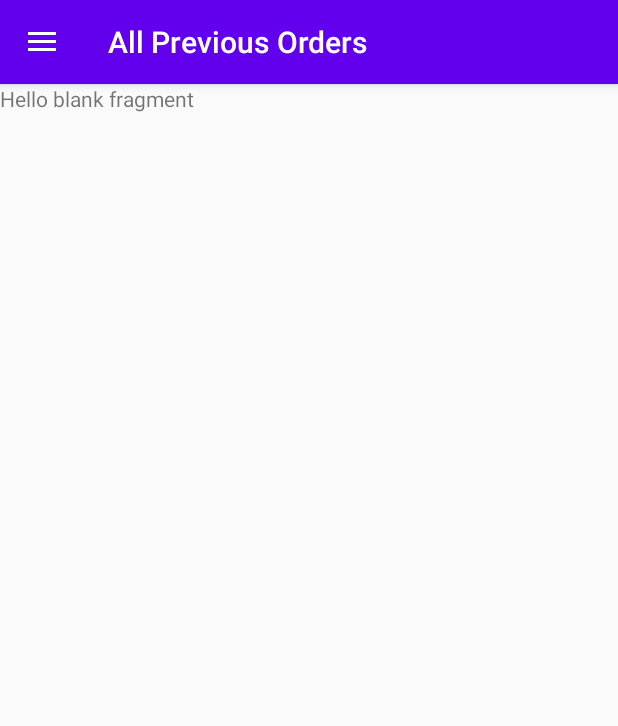
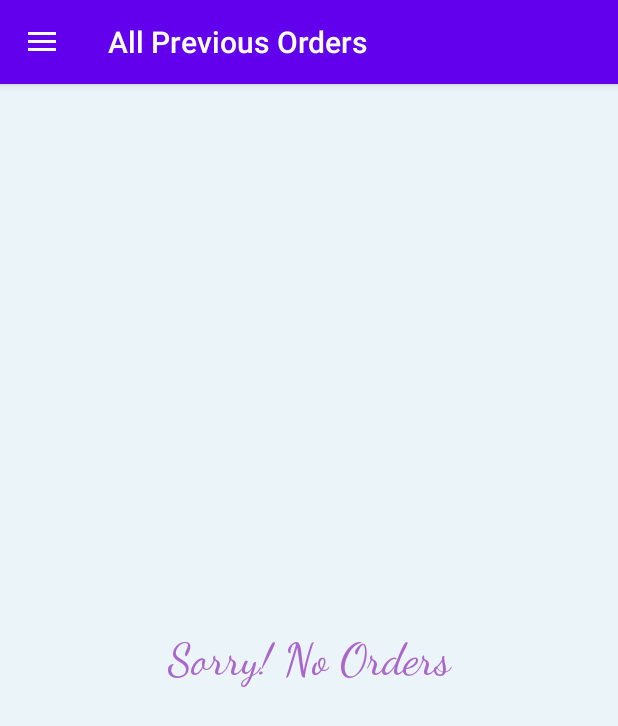
Before and after one commit to anantkataria/Fruitwala-Admin, an Android app: the AllPreviousOrdersFragment screen opened through its navigation route, on a phone screen of 412 x 824 dp. Shown: the top 726 px of the screen. Run offline under Robolectric (Android 15) with nearby library versions, the phone set to English and light mode, and no system bars; our stand-ins replace Firebase (no records; nobody signed in at launch, a user with empty details on screens opened directly), Room's generated code, navigation-ui.

Commit message:
Added Local Database For Storing All Orders Processed

```diff
--- a/app/build.gradle
+++ b/app/build.gradle
@@ -35,10 +35,14 @@ dependencies {
     androidTestImplementation 'androidx.test.espresso:espresso-core:3.2.0'
 
     implementation 'com.google.android.material:material:1.1.0'
+
     implementation 'androidx.navigation:navigation-fragment:2.2.1'
     implementation 'androidx.navigation:navigation-ui:2.2.1'
 
     implementation "androidx.recyclerview:recyclerview:1.1.0"
 
     implementation 'com.google.firebase:firebase-database:19.2.1'
+
+    implementation 'androidx.room:room-runtime:2.2.5'
+    annotationProcessor 'androidx.room:room-compiler:2.2.5'
 }
--- a/app/src/main/java/com/anantdevelopers/adminswipesinalpha2/AllPreviousOrdersFragment/AllPreviousOrdersFragment.java
+++ b/app/src/main/java/com/anantdevelopers/adminswipesinalpha2/AllPreviousOrdersFragment/AllPreviousOrdersFragment.java
@@ -3,64 +3,72 @@ package com.anantdevelopers.adminswipesinalpha2.AllPreviousOrdersFragment;
 import android.os.Bundle;
 
 import androidx.fragment.app.Fragment;
+import androidx.lifecycle.Observer;
+import androidx.lifecycle.ViewModelProvider;
+import androidx.recyclerview.widget.LinearLayoutManager;
+import androidx.recyclerview.widget.RecyclerView;
 
 import android.view.LayoutInflater;
 import android.view.View;
 import android.view.ViewGroup;
+import android.widget.ProgressBar;
+import android.widget.TextView;
 
+import com.anantdevelopers.adminswipesinalpha2.AllPreviousOrdersFragment.LocalDatabase.AllPreviousOrdersAdapter;
+import com.anantdevelopers.adminswipesinalpha2.AllPreviousOrdersFragment.LocalDatabase.AllPreviousOrdersViewModel;
+import com.anantdevelopers.adminswipesinalpha2.AllPreviousOrdersFragment.LocalDatabase.DatabaseNode;
 import com.anantdevelopers.adminswipesinalpha2.R;
 
+import java.util.List;
 
-/**
- * A simple {@link Fragment} subclass.
- * Use the {@link AllPreviousOrdersFragment#newInstance} factory method to
- * create an instance of this fragment.
- */
 public class AllPreviousOrdersFragment extends Fragment {
-     // TODO: Rename parameter arguments, choose names that match
-     // the fragment initialization parameters, e.g. ARG_ITEM_NUMBER
-     private static final String ARG_PARAM1 = "param1";
-     private static final String ARG_PARAM2 = "param2";
 
-     // TODO: Rename and change types of parameters
-     private String mParam1;
-     private String mParam2;
+     private TextView noOrdersTxt;
+     private ProgressBar progressBar;
+     private RecyclerView recyclerView;
+     private AllPreviousOrdersAdapter adapter;
+     private AllPreviousOrdersViewModel viewModel;
 
      public AllPreviousOrdersFragment() {
           // Required empty public constructor
      }
 
-     /**
-      * Use this factory method to create a new instance of
-      * this fragment using the provided parameters.
-      *
-      * @param param1 Parameter 1.
-      * @param param2 Parameter 2.
-      * @return A new instance of fragment AllPreviousOrdersFragment.
-      */
-     // TODO: Rename and change types and number of parameters
-     public static AllPreviousOrdersFragment newInstance(String param1, String param2) {
-          AllPreviousOrdersFragment fragment = new AllPreviousOrdersFragment();
-          Bundle args = new Bundle();
-          args.putString(ARG_PARAM1, param1);
-          args.putString(ARG_PARAM2, param2);
-          fragment.setArguments(args);
-          return fragment;
-     }
-
      @Override
      public void onCreate(Bundle savedInstanceState) {
           super.onCreate(savedInstanceState);
-          if (getArguments() != null) {
-               mParam1 = getArguments().getString(ARG_PARAM1);
-               mParam2 = getArguments().getString(ARG_PARAM2);
-          }
+          viewModel = new ViewModelProvider(this).get(AllPreviousOrdersViewModel.class);
      }
 
      @Override
      public View onCreateView(LayoutInflater inflater, ViewGroup container,
                               Bundle savedInstanceState) {
           // Inflate the layout for this fragment
-          return inflater.inflate(R.layout.fragment_all_previous_orders, container, false);
+          View v = inflater.inflate(R.layout.fragment_all_previous_orders, container, false);
+
+          noOrdersTxt = v.findViewById(R.id.noOrdersTxt);
+          progressBar = v.findViewById(R.id.progressBar);
+          recyclerView = v.findViewById(R.id.recyclerViewForPreviousOrders);
+          adapter = new AllPreviousOrdersAdapter();
+
+          recyclerView.setAdapter(adapter);
+          recyclerView.setLayoutManager(new LinearLayoutManager(getContext()));
+
+          viewModel.getAllPreviousOrders().observe(getViewLifecycleOwner(), new Observer<List<DatabaseNode>>() {
+               @Override
+               public void onChanged(List<DatabaseNode> databaseNodes) {
+                    if(databaseNodes.isEmpty()){
+                         noOrdersTxt.setVisibility(View.VISIBLE);
+                    }
+                    else {
+                         recyclerView.setVisibility(View.VISIBLE);
+                         adapter.setAllPreviousOrders(databaseNodes);
+                         noOrdersTxt.setVisibility(View.GONE);
+                    }
+
+                    progressBar.setVisibility(View.GONE);
+               }
+          });
+
+          return v;
      }
 }
--- /dev/null
+++ b/app/src/main/java/com/anantdevelopers/adminswipesinalpha2/AllPreviousOrdersFragment/LocalDatabase/AllPreviousOrdersDao.java
@@ -0,0 +1,26 @@
+package com.anantdevelopers.adminswipesinalpha2.AllPreviousOrdersFragment.LocalDatabase;
+
+import androidx.lifecycle.LiveData;
+import androidx.room.Dao;
+import androidx.room.Delete;
+import androidx.room.Insert;
+import androidx.room.Query;
+
+import java.util.List;
+
+@Dao
+public interface AllPreviousOrdersDao {
+
+     @Insert
+     void insert(DatabaseNode node);
+
+     @Delete
+     void delete(DatabaseNode node);
+
+     @Query("DELETE FROM all_previous_orders_database")
+     void deleteAll();
+
+     @Query("SELECT * FROM all_previous_orders_database")
+     LiveData<List<DatabaseNode>> getAllOrders();
+
+}
--- /dev/null
+++ b/app/src/main/java/com/anantdevelopers/adminswipesinalpha2/AllPreviousOrdersFragment/LocalDatabase/AllPreviousOrdersDatabase.java
@@ -0,0 +1,24 @@
+package com.anantdevelopers.adminswipesinalpha2.AllPreviousOrdersFragment.LocalDatabase;
+
+import android.content.Context;
+
+import androidx.room.Database;
+import androidx.room.Room;
+import androidx.room.RoomDatabase;
+
+@Database(entities = {DatabaseNode.class}, version = 1, exportSchema = false)
+public abstract class AllPreviousOrdersDatabase extends RoomDatabase {
+     private static AllPreviousOrdersDatabase instance;
+
+     public abstract AllPreviousOrdersDao allPreviousOrdersDao();
+
+     static synchronized AllPreviousOrdersDatabase getInstance(Context context){
+          if(instance == null){
+               instance = Room.databaseBuilder(context.getApplicationContext(), AllPreviousOrdersDatabase.class,
+                       "all_orders_database")
+                       .fallbackToDestructiveMigration()
+                       .build();
+          }
+          return instance;
+     }
+}
--- /dev/null
+++ b/app/src/main/java/com/anantdevelopers/adminswipesinalpha2/AllPreviousOrdersFragment/LocalDatabase/AllPreviousOrdersViewModel.java
@@ -0,0 +1,37 @@
+package com.anantdevelopers.adminswipesinalpha2.AllPreviousOrdersFragment.LocalDatabase;
+
+import android.app.Application;
+
+import androidx.annotation.NonNull;
+import androidx.lifecycle.AndroidViewModel;
+import androidx.lifecycle.LiveData;
+
+import java.util.List;
+
+public class AllPreviousOrdersViewModel extends AndroidViewModel {
+
+     private Repository repository;
+     private LiveData<List<DatabaseNode>> allPreviousOrders;
+
+     public AllPreviousOrdersViewModel(@NonNull Application application) {
+          super(application);
+          repository = new Repository(application);
+          allPreviousOrders = repository.getAllPreviousOrders();
+     }
+
+     public void insert(DatabaseNode node){
+          repository.insert(node);
+     }
+
+     public void delete(DatabaseNode node){
+          repository.delete(node);
+     }
+
+     public void deleteAll() {
+          repository.deleteAll();
+     }
+
+     public LiveData<List<DatabaseNode>> getAllPreviousOrders() {
+          return allPreviousOrders;
+     }
+}
--- /dev/null
+++ b/app/src/main/java/com/anantdevelopers/adminswipesinalpha2/AllPreviousOrdersFragment/LocalDatabase/Repository.java
@@ -0,0 +1,77 @@
+package com.anantdevelopers.adminswipesinalpha2.AllPreviousOrdersFragment.LocalDatabase;
+
+import android.app.Application;
+import android.os.AsyncTask;
+
+import androidx.lifecycle.LiveData;
+
+import java.util.List;
+
+public class Repository {
+     private AllPreviousOrdersDao allPreviousOrdersDao;
+     private LiveData<List<DatabaseNode>> allPreviousOrders;
+
+     Repository(Application application) {
+          AllPreviousOrdersDatabase database = AllPreviousOrdersDatabase.getInstance(application);
+          allPreviousOrdersDao = database.allPreviousOrdersDao();
+          allPreviousOrders = allPreviousOrdersDao.getAllOrders();
+     }
+
+     void insert(DatabaseNode node){
+          new InsertAsyncTask(allPreviousOrdersDao).execute(node);
+     }
+
+     void delete(DatabaseNode node){
+          new DeleteAsyncTask(allPreviousOrdersDao).execute(node);
+     }
+
+     void deleteAll(){
+          new DeleteAllAsyncTask(allPreviousOrdersDao).execute();
+     }
+
+     LiveData<List<DatabaseNode>> getAllPreviousOrders() {
+          return allPreviousOrders;
+     }
+
+     private static class InsertAsyncTask extends AsyncTask<DatabaseNode, Void, Void> {
+          private AllPreviousOrdersDao allPreviousOrdersDao;
+
+          private InsertAsyncTask(AllPreviousOrdersDao allPreviousOrdersDao){
+               this.allPreviousOrdersDao = allPreviousOrdersDao;
+          }
+
+          @Override
+          protected Void doInBackground(DatabaseNode... databaseNodes) {
+               allPreviousOrdersDao.insert(databaseNodes[0]);
+               return null;
+          }
+     }
+
+     private static class DeleteAsyncTask extends AsyncTask<DatabaseNode, Void, Void> {
+          private AllPreviousOrdersDao allPreviousOrdersDao;
+
+          private DeleteAsyncTask(AllPreviousOrdersDao allPreviousOrdersDao){
+               this.allPreviousOrdersDao = allPreviousOrdersDao;
+          }
+
+          @Override
+          protected Void doInBackground(DatabaseNode... databaseNodes) {
+               allPreviousOrdersDao.delete(databaseNodes[0]);
+               return null;
+          }
+     }
+
+     private static class DeleteAllAsyncTask extends AsyncTask<Void, Void, Void> {
+          private AllPreviousOrdersDao allPreviousOrdersDao;
+
+          private DeleteAllAsyncTask(AllPreviousOrdersDao allPreviousOrdersDao){
+               this.allPreviousOrdersDao = allPreviousOrdersDao;
+          }
+
+          @Override
+          protected Void doInBackground(Void... Voids) {
+               allPreviousOrdersDao.deleteAll();
+               return null;
+          }
+     }
+}
--- a/app/src/main/res/anim/slide_in_left.xml
+++ b/app/src/main/res/anim/slide_in_left.xml
@@ -3,5 +3,5 @@
 
     <translate android:fromXDelta="-100%" android:toXDelta="0%"
                android:fromYDelta="0%" android:toYDelta="0%"
-               android:duration="100"/>
+               android:duration="150"/>
 </set>
--- a/app/src/main/res/anim/slide_in_right.xml
+++ b/app/src/main/res/anim/slide_in_right.xml
@@ -3,5 +3,5 @@
 
     <translate android:fromXDelta="100%" android:toXDelta="0%"
                android:fromYDelta="0%" android:toYDelta="0%"
-               android:duration="100"/>
+               android:duration="150"/>
 </set>
--- a/app/src/main/res/anim/slide_out_left.xml
+++ b/app/src/main/res/anim/slide_out_left.xml
@@ -3,5 +3,5 @@
 
     <translate android:fromXDelta="0%" android:toXDelta="-100%"
                android:fromYDelta="0%" android:toYDelta="0%"
-               android:duration="100"/>
+               android:duration="150"/>
 </set>
--- a/app/src/main/res/anim/slide_out_right.xml
+++ b/app/src/main/res/anim/slide_out_right.xml
@@ -3,5 +3,5 @@
 
     <translate android:fromXDelta="0%" android:toXDelta="100%"
                android:fromYDelta="0%" android:toYDelta="0%"
-               android:duration="100"/>
+               android:duration="150"/>
 </set>
--- a/app/src/main/res/layout/fragment_all_previous_orders.xml
+++ b/app/src/main/res/layout/fragment_all_previous_orders.xml
@@ -1,14 +1,34 @@
 <?xml version="1.0" encoding="utf-8"?>
-<FrameLayout xmlns:android="http://schemas.android.com/apk/res/android"
+<androidx.coordinatorlayout.widget.CoordinatorLayout xmlns:android="http://schemas.android.com/apk/res/android"
     xmlns:tools="http://schemas.android.com/tools"
     android:layout_width="match_parent"
     android:layout_height="match_parent"
-    tools:context=".AllPreviousOrdersFragment.AllPreviousOrdersFragment">
+    android:background="#1953B5E3"
+    tools:context=".AllOrdersFragment.AllOrdersFragment">
 
-    <!-- TODO: Update blank fragment layout -->
+    <ProgressBar
+        android:id="@+id/progressBar"
+        android:layout_width="wrap_content"
+        android:layout_height="wrap_content"
+        android:layout_gravity="center"/>
+
     <TextView
+        android:id="@+id/noOrdersTxt"
+        android:visibility="gone"
+        android:layout_width="match_parent"
+        android:layout_height="wrap_content"
+        android:layout_gravity="center"
+        android:fontFamily="cursive"
+        android:gravity="center"
+        android:textColor="@android:color/holo_purple"
+        android:text="Sorry! No Orders"
+        android:textSize="30sp" />
+
+    <androidx.recyclerview.widget.RecyclerView
+        android:id="@+id/recyclerViewForPreviousOrders"
+        android:visibility="gone"
         android:layout_width="match_parent"
         android:layout_height="match_parent"
-        android:text="@string/hello_blank_fragment" />
+        tools:listitem="@layout/item_all_previous_orders" />
 
-</FrameLayout>
+</androidx.coordinatorlayout.widget.CoordinatorLayout>
```
Also changed, not shown: app/src/main/java/com/anantdevelopers/adminswipesinalpha2/AllOrdersFragment/ParticularOrderDetailsFragment.java (+18 -3 lines), app/src/main/java/com/anantdevelopers/adminswipesinalpha2/AllPreviousOrdersFragment/LocalDatabase/AllPreviousOrdersAdapter.java (added, +57 -0 lines), app/src/main/java/com/anantdevelopers/adminswipesinalpha2/AllPreviousOrdersFragment/LocalDatabase/DatabaseNode.java (added, +77 -0 lines), app/src/main/res/layout/item_all_previous_orders.xml (added, +37 -0 lines).
